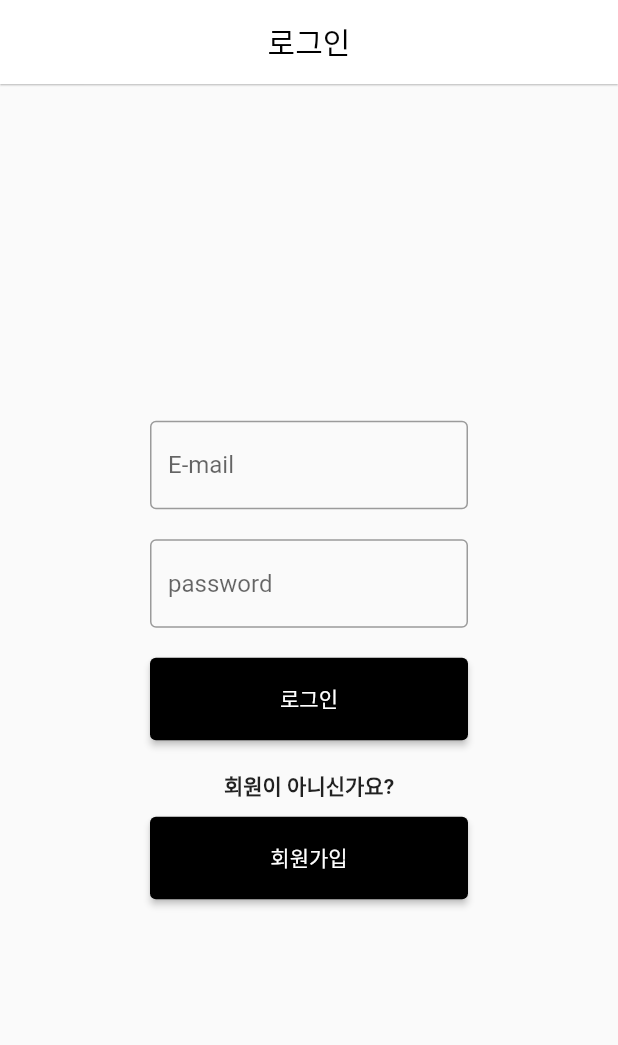
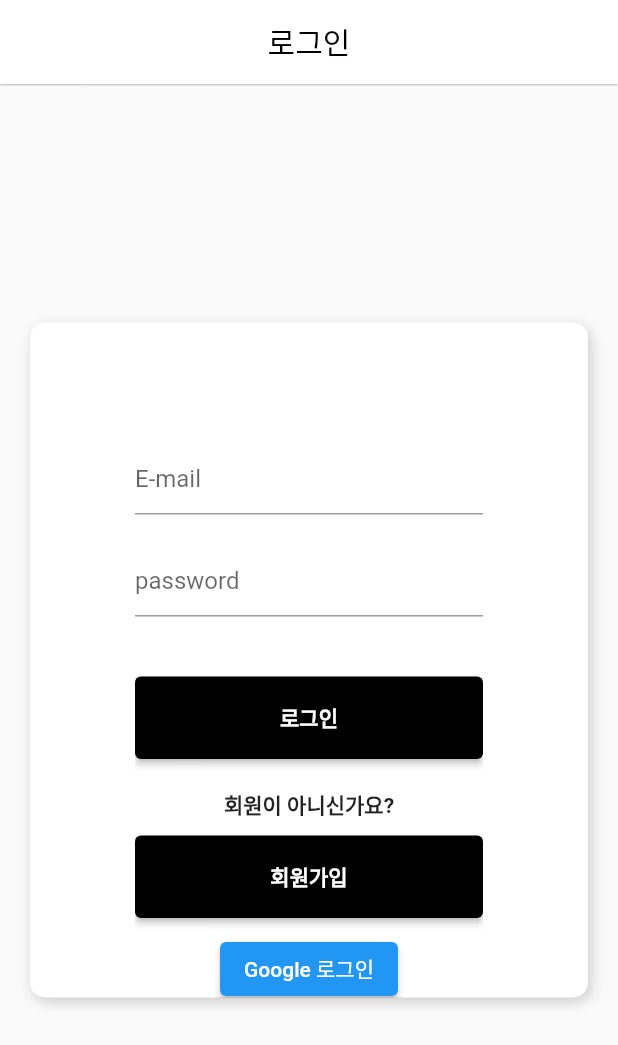
Before and after one commit to Moon-jbin/flutter_chatapp, a Flutter app: the screen it shows after launch, after a tap on "로그인", on a phone screen of 412 x 824 dp. Shown: the top 1045 px of the screen. Run offline on Flutter 3.47's test engine with Material 2 defaults, Android fonts, the phone set to English and light mode, and no system bars; our stand-ins replace cloud_firestore, firebase_auth, firebase_core, flutter_chat_bubble, get, google_sign_in and 1 more; accounts and stored records are empty; network calls fail.

Commit message:
google login start

```diff
--- a/lib/landingpage/landingpage.dart
+++ b/lib/landingpage/landingpage.dart
@@ -6,6 +6,8 @@ import 'package:get/get.dart';
 import '../pages/login.dart';
 
 class LandingPage extends StatefulWidget {
+  const LandingPage({Key? key}) : super(key: key);
+
   @override
   _LandingPageState createState() => _LandingPageState();
 }
@@ -14,22 +16,22 @@ class _LandingPageState extends State<LandingPage> {
 
   @override
   void initState() {
-    Timer(const Duration(seconds: 0), () {
+    Timer(const Duration(seconds: 1), () {
       Get.offAll(()=>LoginPage());
     });
     super.initState();
   }
 
-
   @override
   Widget build(BuildContext context) {
     return Scaffold(
-        body: Container(
+        backgroundColor: Colors.white,
+        body: SizedBox(
           width: MediaQuery.of(context).size.width,
           height: MediaQuery.of(context).size.height,
           child: Image.asset(
             'assets/image/landing_image.jpg',
-        fit: BoxFit.cover,
+            // fit: BoxFit.cover,
           ),
         ));
   }
--- a/lib/main.dart
+++ b/lib/main.dart
@@ -1,7 +1,6 @@
 import 'package:flutter/material.dart';
 import 'package:get/get_navigation/src/root/get_material_app.dart';
 import 'landingpage/landingpage.dart';
-import 'package:cloud_firestore/cloud_firestore.dart';
 import 'package:firebase_core/firebase_core.dart';
 
 void main() async {
@@ -23,7 +22,13 @@ class MyApp extends StatelessWidget {
   @override
   Widget build(BuildContext context) {
     return GetMaterialApp(
-      initialRoute: "/",
+      theme: ThemeData(
+        appBarTheme: const AppBarTheme(
+          iconTheme: IconThemeData(
+            color: Colors.black
+          )
+        )
+      ),
       debugShowCheckedModeBanner: false,
       title: 'messaGe',
       home: LandingPage(),
--- a/lib/methods/message_bubble.dart
+++ b/lib/methods/message_bubble.dart
@@ -9,13 +9,12 @@ class MessageBubble extends StatelessWidget {
       : super(key: key);
 
   final String message;
-
   // 이 message 에게는 message.dart 파일의 chatDocs[index]['text'] 값을 받아온다.
 
   final bool isMe; // 이 값을 사용해 Container에다가 삼항연산자를 활용해
   // 서로간의 색상을 다르게 표현한다.
 
-  final String userName;
+  final String userName; //
 
   @override
   Widget build(BuildContext context) {
--- a/lib/methods/signdata.dart
+++ b/lib/methods/signdata.dart
@@ -12,13 +12,12 @@ class SignData {
     try {
       await FirebaseAuth.instance.signOut();
       Get.offAll(()=>LoginPage());
-      print("로그아웃");
     }catch(e){
       print(e.toString());
     }
   }
 
-  void checkDisplayName() async{
+  void checkDisplayName() async{  // displayName은 회원가입한 이메일이 나온다.
     await Firebase.initializeApp();
     User? user = FirebaseAuth.instance.currentUser;
     // user?.updateProfile(displayName:_emailController.text);
--- a/lib/pages/components/image_add.dart
+++ b/lib/pages/components/image_add.dart
@@ -1,6 +1,11 @@
 import 'dart:io';
 import 'package:flutter/material.dart';
 import 'package:image_picker/image_picker.dart';
+
+
+
+// 이쪽 부분은 차후 추가해볼 예정
+// 이를 이용해서 각 계정간의 프로필 사진을 넣어볼 예정이다.
 
 class ImageAdd extends StatefulWidget {
   const ImageAdd( {Key? key}) : super(key: key);
--- a/lib/pages/components/inputwrap.dart
+++ b/lib/pages/components/inputwrap.dart
@@ -1,7 +1,9 @@
 import 'package:firebase_auth/firebase_auth.dart';
 import 'package:firebase_core/firebase_core.dart';
+import 'package:flutter/cupertino.dart';
 import 'package:flutter/material.dart';
 import 'package:get/get.dart';
+import 'package:google_sign_in/google_sign_in.dart';
 
 import '../mainpage.dart';
 import '../register.dart';
@@ -22,10 +24,22 @@ class _InputWrapState extends State<InputWrap> {
   Widget build(BuildContext context) {
     return SafeArea(
       child: Center(
-        child: Padding(
-          padding: const EdgeInsets.fromLTRB(100.0, 0, 100.0, 0),
         child: Form(
           key: _formKey,
+          child: Container(
+            height: 450,
+            padding: const EdgeInsets.fromLTRB(70.0, 80.0, 70.0, 0),
+            decoration: BoxDecoration(
+                color: Colors.white,
+                borderRadius: BorderRadius.circular(10),
+                boxShadow: [
+                  BoxShadow(
+                      color: Colors.grey.withOpacity(0.5),
+                      blurRadius: 7,
+                      offset: const Offset(2, 3))
+                ]),
+            constraints: const BoxConstraints(maxWidth: 400),
+            child: SingleChildScrollView(
               child: Column(
                 mainAxisAlignment: MainAxisAlignment.center,
                 children: [
@@ -34,9 +48,6 @@ class _InputWrapState extends State<InputWrap> {
                     controller: _emailController,
                     decoration: const InputDecoration(
                       hintText: 'E-mail',
-                    border: OutlineInputBorder(
-                      borderSide: BorderSide(width: 1.0),
-                    ),
                     ),
                     keyboardType: TextInputType.emailAddress,
                   ),
@@ -46,17 +57,19 @@ class _InputWrapState extends State<InputWrap> {
                     controller: _pwController,
                     decoration: const InputDecoration(
                       hintText: 'password',
-                    border: OutlineInputBorder(),
                     ),
                     obscureText: true,
                   ),
-                const SizedBox(height: 20),
+                  const SizedBox(height: 40),
                   // 로그인 버튼입니다.
                   ElevatedButton(
                     onPressed: () {
-                    _login();
+                      _FireBaselogin();
                     },
-                  child: const Text('로그인'),
+                    child: const Text(
+                      '로그인',
+                      style: TextStyle(fontWeight: FontWeight.bold),
+                    ),
                     style: ElevatedButton.styleFrom(
                       primary: Colors.black,
                       minimumSize: const Size.fromHeight(55),
@@ -72,13 +85,20 @@ class _InputWrapState extends State<InputWrap> {
                     onPressed: () {
                       Get.to(() => Register());
                     },
-                  child: const Text('회원가입'),
+                    child: const Text(
+                      '회원가입',
+                      style: TextStyle(fontWeight: FontWeight.bold),
+                    ),
                     style: ElevatedButton.styleFrom(
                       primary: Colors.black,
                       minimumSize: const Size.fromHeight(55),
                     ),
-                )
+                  ),
+                  const SizedBox(height: 10),
+                  ElevatedButton(onPressed: signInWithGoogle
+                  , child:Text('Google 로그인'))
                 ],
+              ),
             ),
           ),
         ),
@@ -86,28 +106,34 @@ class _InputWrapState extends State<InputWrap> {
     );
   }
 
-  void _login() async {
+  void _FireBaselogin() async {
+    // Firebase 로그인 쪽
     await Firebase.initializeApp();
     try {
       await FirebaseAuth.instance.signInWithEmailAndPassword(
-          email: _emailController.text , password: _pwController.text);
+          email: _emailController.text, password: _pwController.text);
 
-
-
-
-      Get.offAll(()=> MainPage());
-
+      Get.offAll(() => MainPage());
     } on FirebaseAuthException catch (e) {
-      if(e.code == 'invalid-email'){
+      if (e.code == 'invalid-email') {
         Get.snackbar('로그인 실패', '가입된 이메일이 아닙니다.');
       }
       if (e.code == 'wrong-password') {
         Get.snackbar('로그인 실패', '비밀번호를 다시 확인해주세요.');
-      }
-      else{
+      } else {
         print(e);
       }
     }
   }
 
+
+   Future<UserCredential> signInWithGoogle () async{
+    final GoogleSignInAccount? googleUser = await GoogleSignIn().signIn();
+    final GoogleSignInAuthentication? googleAuth = await googleUser?.authentication;
+    final OAuthCredential credential = GoogleAuthProvider.credential(
+      accessToken: googleAuth?.accessToken,
+      idToken: googleAuth?.idToken,
+    );
+    return await FirebaseAuth.instance.signInWithCredential(credential);
   }
+}
--- a/lib/methods/message.dart
+++ b/lib/pages/components/message.dart
@@ -16,7 +16,7 @@ class Message extends StatelessWidget {
       // 메시지를 실시간으로 구독해야 하기 때문에 stream 으로 한다.
       stream: FirebaseFirestore.instance
           .collection('talk')
-          .orderBy('time', descending: true)
+          .orderBy('time', descending: true)   // 이 부분으로 인해 time 스탬프 데이터를 가지고 정렬을 해준다.
           .snapshots(),
       // 컬렉션 talk에 있는 문서를 가져온다.
       // snapshots 전에 있는 orderBy 함수는 타임 스탬프를 받아서 정렬을 해주는 역할을 한다.
--- a/lib/pages/login.dart
+++ b/lib/pages/login.dart
@@ -13,13 +13,16 @@ class _LoginPageState extends State<LoginPage> {
       appBar: AppBar(
           title: const Text(
             '로그인',
-            style: TextStyle(color: Colors.black),
+            style: TextStyle(color: Colors.black, fontWeight: FontWeight.w200),
           ),
           centerTitle: true,
           backgroundColor: Colors.white,
           elevation: 0.5,
       ),
-      body: InputWrap(),
+      body:Padding(
+        padding: EdgeInsets.fromLTRB(20.0, 0, 20.0, 0) ,
+        child: InputWrap() ,
+      ),
     );
   }
 }
```
Also changed, not shown: lib/pages/components/new_message.dart (renamed from lib/methods/new_message.dart, +16 -10 lines), lib/pages/components/register_input.dart (+55 -28 lines), lib/pages/components/talkroom.dart (+11 -8 lines), lib/pages/controllers/bottomnav.dart (+15 -10 lines), lib/pages/mainpage.dart (+4 -4 lines), lib/pages/register.dart (+10 -3 lines), pubspec.yaml (+5 -4 lines), assets/fonts/GreatVibes-Regular.ttf (added), assets/image/landing_image.jpg, pubspec.lock. Lines whose indentation alone changed are shown as unchanged.
